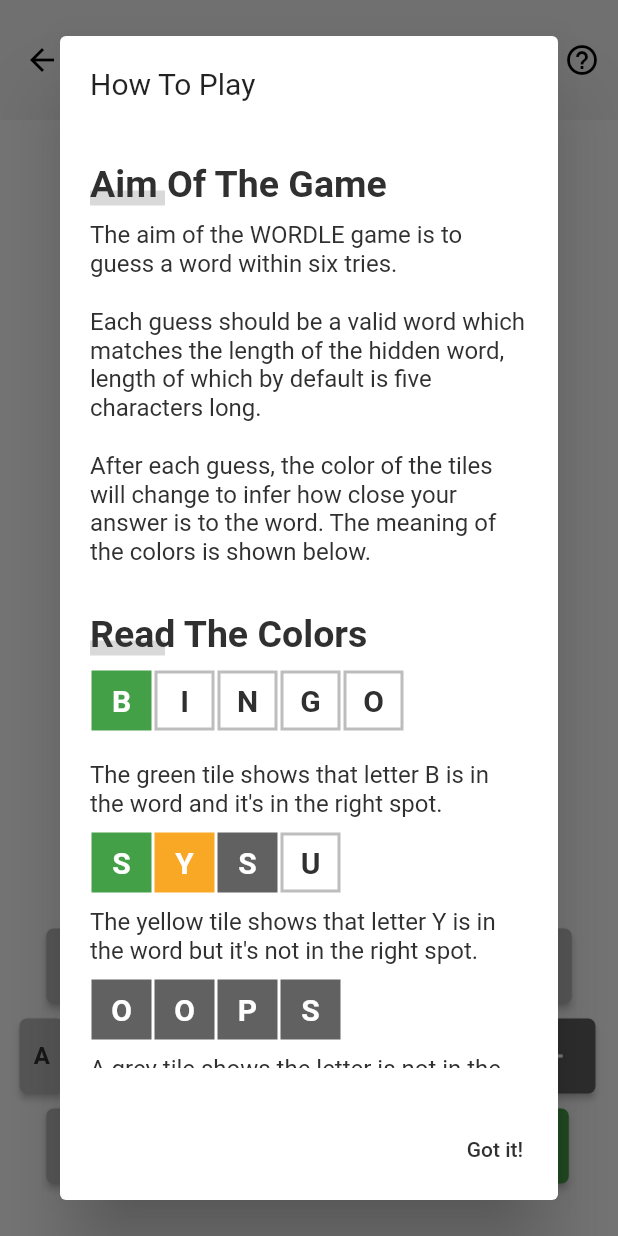
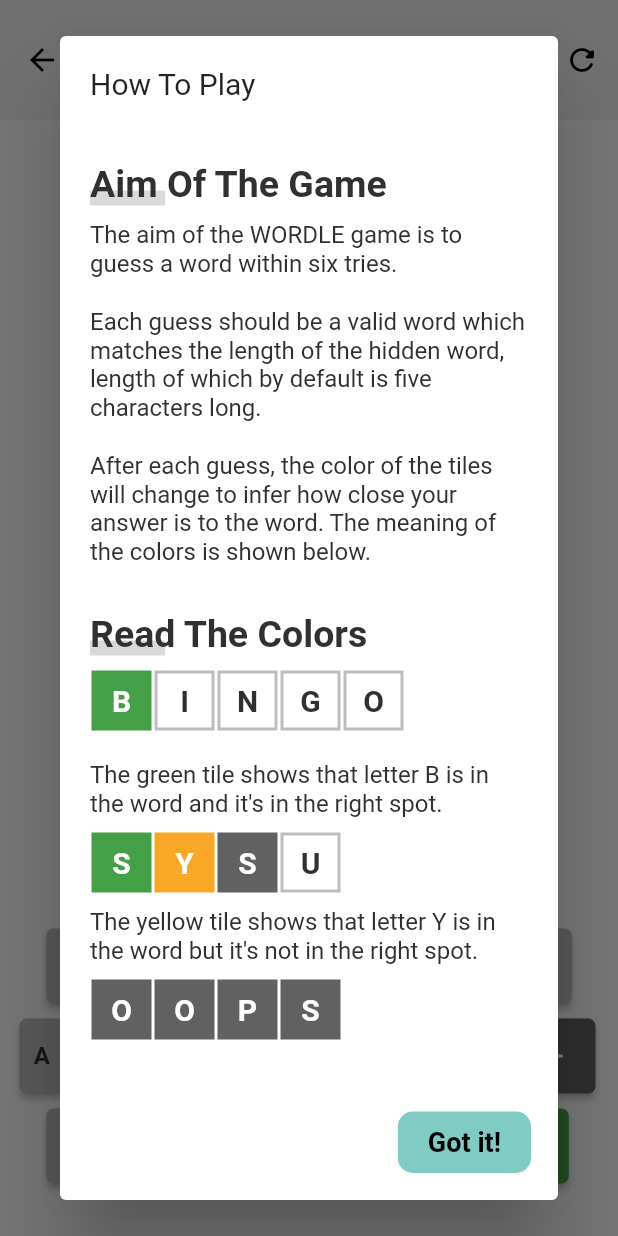
Before and after one commit to aimenanwaar/wordle-game, a Flutter app: the GamePage screen opened directly with empty values, after a tap on the "help outline" icon, on a phone screen of 412 x 824 dp. Run offline on Flutter 3.47's test engine with Material 2 defaults, Android fonts, the phone set to English and light mode, and no system bars; our stand-ins replace animated_text_kit; statements that could not run were skipped; project files that could hold a hidden picture were left out.

Commit message:
version 1.0

```diff
--- a/lib/game_page.dart
+++ b/lib/game_page.dart
@@ -71,7 +71,86 @@ class _GamePageState extends State<GamePage> with TickerProviderStateMixin {
       children: [
         Positioned.fill(
           child: Scaffold(
-            appBar: appbar(context),
+            appBar: AppBar(
+              backgroundColor: Theme.of(context).brightness == Brightness.dark
+                  ? Colors.grey[850]
+                  : Colors.grey[100],
+              elevation: 0.0,
+              shadowColor: Colors.transparent,
+              toolbarHeight: 80.0,
+              titleTextStyle: TextStyle(
+                color: Theme.of(context).brightness == Brightness.dark
+                    ? Colors.grey[100]
+                    : Colors.black,
+                fontWeight: FontWeight.bold,
+                fontSize: 20.0,
+              ),
+
+              title: Text(
+                'WORDLE',
+                style: TextStyle(
+                  fontSize: 30.0,
+                  fontWeight: FontWeight.w300,
+                  color: mode == Brightness.light
+                      ? Colors.grey[850]!
+                      : Colors.white,
+                ),
+              ),
+              //iconTheme: const IconThemeData(color: Colors.black),
+              actions: [
+                // AnimatedSwitcher(
+                //   duration: const Duration(milliseconds: 750),
+                //   reverseDuration: const Duration(milliseconds: 750),
+                //   switchInCurve: Curves.bounceOut,
+                //   switchOutCurve: Curves.bounceIn,
+                //   transitionBuilder: (child, animation) {
+                //     var rotateAnimation =
+                //         Tween<double>(begin: 0, end: 2 * pi).animate(animation);
+                //     var opacAnimation =
+                //         Tween<double>(begin: 0, end: 1).animate(animation);
+                //     return AnimatedBuilder(
+                //       animation: rotateAnimation,
+                //       builder: (context, child) {
+                //         return Transform(
+                //           transform: Matrix4.rotationZ(
+                //               rotateAnimation.status == AnimationStatus.reverse
+                //                   ? 2 * pi - rotateAnimation.value
+                //                   : rotateAnimation.value),
+                //           alignment: Alignment.center,
+                //           child: Opacity(
+                //             opacity: opacAnimation.value,
+                //             child: child,
+                //           ),
+                //         );
+                //       },
+                //       child: child,
+                //     );
+                //   },
+                //   child: IconButton(
+                //     key: ValueKey(mode),
+                //     icon: mode == Brightness.light
+                //         ? const Icon(Icons.dark_mode_outlined)
+                //         : const Icon(Icons.dark_mode),
+                //     onPressed: () =>
+                //         mainBus.emit(event: "ToggleTheme", args: []),
+                //   ),
+                // ),
+                IconButton(
+                  icon: const Icon(Icons.help_outline_outlined),
+                  //color: Colors.black,
+                  onPressed: () {
+                    showInstructionDialog(context: context);
+                  },
+                ),
+                IconButton(
+                  icon: const Icon(Icons.refresh_rounded),
+                  //color: Colors.black,
+                  onPressed: () {
+                    mainBus.emit(event: "NewGame", args: []);
+                  },
+                ),
+              ],
+            ),
             body: Container(
               color: Theme.of(context).brightness == Brightness.dark
                   ? Colors.grey[850]
--- a/lib/instruction_pannel.dart
+++ b/lib/instruction_pannel.dart
@@ -14,8 +14,12 @@ class DecoratedTitleWidget extends StatelessWidget {
 
   @override
   Widget build(BuildContext context) {
-    var mainTextColor = Theme.of(context).brightness == Brightness.dark ? Colors.white : Colors.grey[850];
-    var mainDecorationColor = Theme.of(context).brightness == Brightness.dark ? Colors.white.withAlpha(100) : Colors.grey.withAlpha(100);
+    var mainTextColor = Theme.of(context).brightness == Brightness.dark
+        ? Colors.white
+        : Colors.grey[850];
+    var mainDecorationColor = Theme.of(context).brightness == Brightness.dark
+        ? Colors.white.withAlpha(100)
+        : Colors.grey.withAlpha(100);
     return SizedBox(
       height: 50.0,
       child: Stack(
@@ -54,7 +58,9 @@ class DecoratedPlainText extends StatelessWidget {
 
   @override
   Widget build(BuildContext context) {
-    var mainTextColor = Theme.of(context).brightness == Brightness.dark ? Colors.white : Colors.grey[850];
+    var mainTextColor = Theme.of(context).brightness == Brightness.dark
+        ? Colors.white
+        : Colors.grey[850];
     return Padding(
       padding: const EdgeInsets.symmetric(vertical: 10.0),
       child: Text(
@@ -69,24 +75,41 @@ class DecoratedPlainText extends StatelessWidget {
 }
 
 class DecoratedTextBox extends StatelessWidget {
-  const DecoratedTextBox({required this.letter, required this.state, Key? key}) : super(key: key);
+  const DecoratedTextBox({required this.letter, required this.state, Key? key})
+      : super(key: key);
 
   final String letter;
   final int state;
 
   @override
   Widget build(BuildContext context) {
-    var mainTextColor = Theme.of(context).brightness == Brightness.dark ? Colors.white :
-                      state != 0 && state != 3 ? Colors.white : Colors.grey[850];
-    var backGroundColor = state == 1 ? Colors.green[600]! :
-                          state == 2 ? Colors.yellow[800]! :
-                          state == -1 ? Colors.grey[700]! :
-                          Theme.of(context).brightness == Brightness.dark ? Colors.grey[850]! : Colors.white;
-    var borderColor = state == 1 ? Colors.green[600]! :
-                      state == 2 ? Colors.yellow[800]! :
-                      state == 3 ? Theme.of(context).brightness == Brightness.dark ? Colors.grey[400]! : Colors.grey[850]! :
-                      state == -1 ? Colors.grey[700]! :
-                      Theme.of(context).brightness == Brightness.dark ? Colors.grey[700]! : Colors.grey[400]!;
+    var mainTextColor = Theme.of(context).brightness == Brightness.dark
+        ? Colors.white
+        : state != 0 && state != 3
+            ? Colors.white
+            : Colors.grey[850];
+    var backGroundColor = state == 1
+        ? Colors.green[600]!
+        : state == 2
+            ? Colors.yellow[800]!
+            : state == -1
+                ? Colors.grey[700]!
+                : Theme.of(context).brightness == Brightness.dark
+                    ? Colors.grey[850]!
+                    : Colors.white;
+    var borderColor = state == 1
+        ? Colors.green[600]!
+        : state == 2
+            ? Colors.yellow[800]!
+            : state == 3
+                ? Theme.of(context).brightness == Brightness.dark
+                    ? Colors.grey[400]!
+                    : Colors.grey[850]!
+                : state == -1
+                    ? Colors.grey[700]!
+                    : Theme.of(context).brightness == Brightness.dark
+                        ? Colors.grey[700]!
+                        : Colors.grey[400]!;
     return Padding(
       padding: const EdgeInsets.symmetric(horizontal: 1.0),
       child: Container(
@@ -119,8 +142,7 @@ Future<void> showInstructionDialog({required context}) {
     context: context,
     pageBuilder: (context, animation, secondaryAnimation) {
       return SafeArea(
-        child: Builder(
-          builder: (context) {
+        child: Builder(builder: (context) {
           return Dialog(
             child: Column(
               mainAxisSize: MainAxisSize.min,
@@ -149,16 +171,16 @@ Future<void> showInstructionDialog({required context}) {
                           const DecoratedTitleWidget(title: "Aim Of The Game"),
                           //Content of # AIM OF THE GAME
                           const DecoratedPlainText(
-                              text: "The aim of the WORDLE game is to guess a word within six tries.",
-                            ),
-                            // const DecoratedPlainText(
-                            //   text: "By default, the hidden word is five characters long.",
-                            // ),
-                            const DecoratedPlainText(
-                              text: "Each guess should be a valid word which matches the length of the hidden word, length of which by default is five characters long.",
+                            text:
+                                "The aim of the WORDLE game is to guess a word within six tries.",
                           ),
                           const DecoratedPlainText(
-                              text: "After each guess, the color of the tiles will change to infer how close your answer is to the word. The meaning of the colors is shown below.",
+                            text:
+                                "Each guess should be a valid word which matches the length of the hidden word, length of which by default is five characters long.",
+                          ),
+                          const DecoratedPlainText(
+                            text:
+                                "After each guess, the color of the tiles will change to infer how close your answer is to the word. The meaning of the colors is shown below.",
                           ),
                           const DecoratedTitleWidget(title: "Read The Colors"),
                           Padding(
@@ -175,7 +197,8 @@ Future<void> showInstructionDialog({required context}) {
                             ),
                           ),
                           const DecoratedPlainText(
-                              text: "The green tile shows that letter B is in the word and it's in the right spot.",
+                            text:
+                                "The green tile shows that letter B is in the word and it's in the right spot.",
                           ),
                           Row(
                             mainAxisAlignment: MainAxisAlignment.start,
@@ -187,7 +210,8 @@ Future<void> showInstructionDialog({required context}) {
                             ],
                           ),
                           const DecoratedPlainText(
-                              text: "The yellow tile shows that letter Y is in the word but it's not in the right spot.",
+                            text:
+                                "The yellow tile shows that letter Y is in the word but it's not in the right spot.",
                           ),
                           Row(
                             mainAxisAlignment: MainAxisAlignment.start,
@@ -199,9 +223,10 @@ Future<void> showInstructionDialog({required context}) {
                             ],
                           ),
                           const DecoratedPlainText(
-                              text: "A grey tile shows the letter is not in the word. For example, O, P, S are not in the word.",
+                            text:
+                                "A grey tile shows the letter is not in the word. For example, O, P, S are not in the word.",
                           ),
-                          ]
+                        ],
                       ),
                     ),
                   ),
@@ -211,7 +236,24 @@ Future<void> showInstructionDialog({required context}) {
                   child: Padding(
                     padding: const EdgeInsets.all(10.0),
                     child: TextButton(
-                        child: Text('Got it!', style: TextStyle(color: Colors.grey[850]),),
+                      child: Container(
+                        padding: const EdgeInsets.symmetric(
+                          horizontal: 20,
+                          vertical: 10,
+                        ),
+                        decoration: BoxDecoration(
+                          color: Colors.teal[200],
+                          borderRadius: BorderRadius.circular(10),
+                        ),
+                        child: const Text(
+                          'Got it!',
+                          style: TextStyle(
+                            color: Colors.black,
+                            fontWeight: FontWeight.w700,
+                            fontSize: 18,
+                          ),
+                        ),
+                      ),
                       onPressed: () => Navigator.of(context).pop(),
                     ),
                   ),
@@ -219,23 +261,20 @@ Future<void> showInstructionDialog({required context}) {
               ],
             ),
           );
-          }
-        ),
+        }),
       );
     },
     transitionBuilder: (context, animation, secondaryAnimation, child) {
-      var scaleAnimation = Tween<double>(begin: 0, end: 1).animate(
-        CurvedAnimation(
+      var scaleAnimation =
+          Tween<double>(begin: 0, end: 1).animate(CurvedAnimation(
         parent: animation,
         curve: Curves.easeOutExpo,
-        )
-      );
-      var opacAnimation = Tween<double>(begin: 0, end: 1).animate(
-        CurvedAnimation(
+      ));
+      var opacAnimation =
+          Tween<double>(begin: 0, end: 1).animate(CurvedAnimation(
         parent: animation,
         curve: Curves.easeOut,
-        )
-      );
+      ));
       return AnimatedBuilder(
         animation: animation,
         builder: (context, child) {
@@ -244,8 +283,7 @@ Future<void> showInstructionDialog({required context}) {
               child: Transform.scale(
                 scale: scaleAnimation.value,
                 child: child,
-            )
-          );
+              ));
         },
         child: child,
       );
```
Lines whose indentation alone changed are shown as unchanged.
